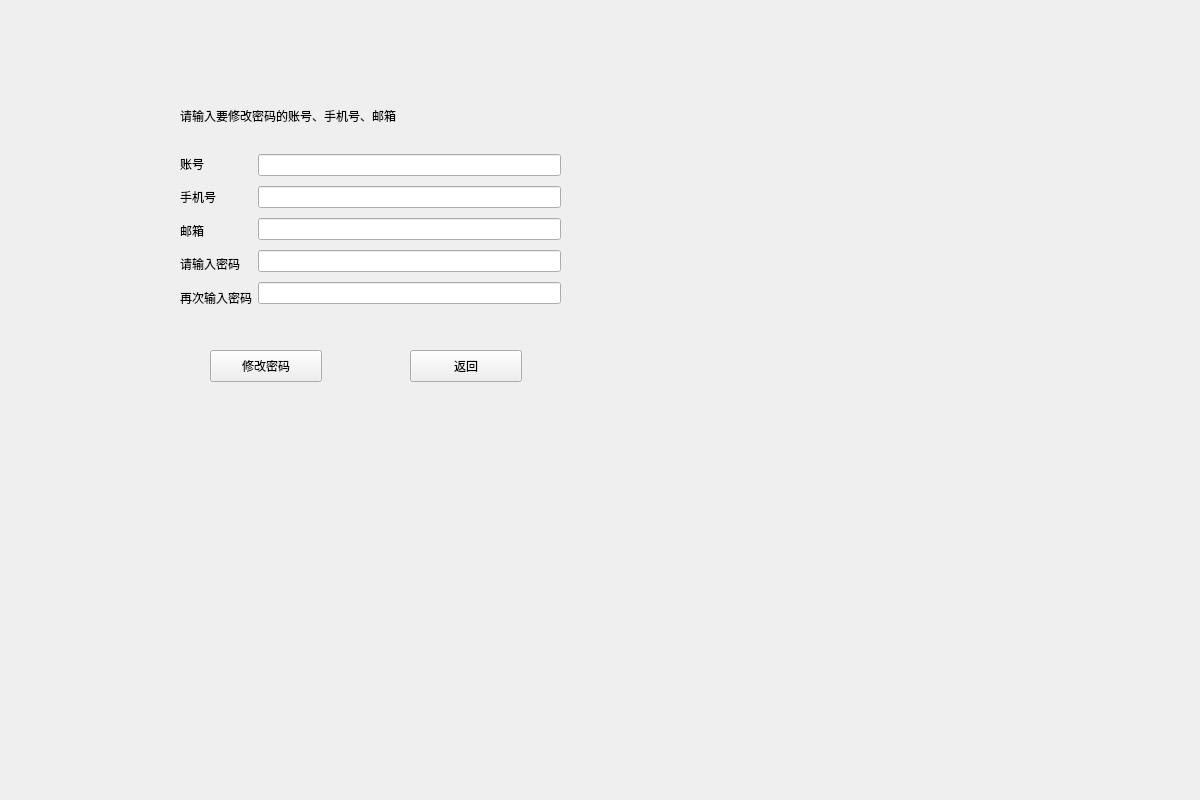
Above: mainmenu/changepassword.ui from emon100/typeing-elite-client before the change. Below: the same form after it.
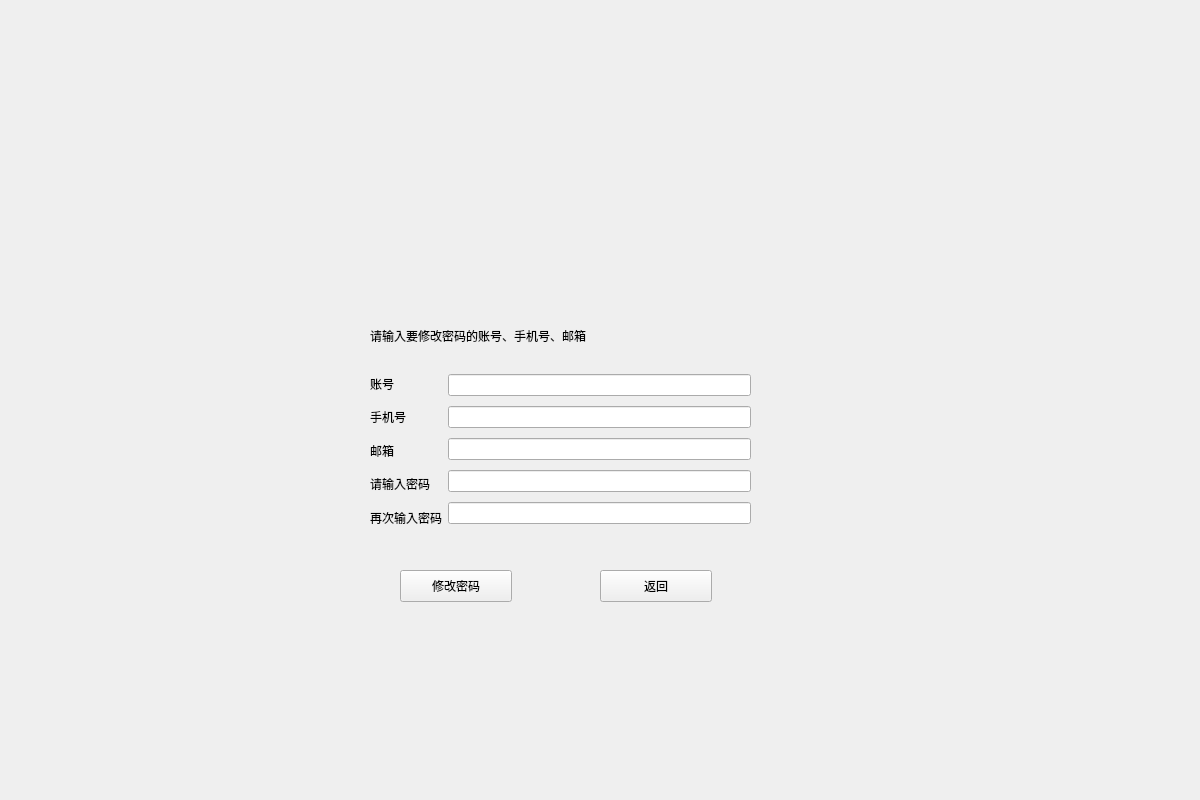
That is the form after the change.

Diff of the .ui file:
```diff
--- a/mainmenu/changepassword.ui
+++ b/mainmenu/changepassword.ui
@@ -16,9 +16,9 @@
   <widget class="QLabel" name="label">
    <property name="geometry">
     <rect>
-     <x>180</x>
-     <y>100</y>
-     <width>341</width>
+     <x>370</x>
+     <y>320</y>
+     <width>331</width>
      <height>31</height>
     </rect>
    </property>
@@ -29,8 +29,8 @@
   <widget class="QPushButton" name="ChangePushButton">
    <property name="geometry">
     <rect>
-     <x>210</x>
-     <y>350</y>
+     <x>400</x>
+     <y>570</y>
      <width>112</width>
      <height>32</height>
     </rect>
@@ -42,8 +42,8 @@
   <widget class="QPushButton" name="BackPushButton">
    <property name="geometry">
     <rect>
-     <x>410</x>
-     <y>350</y>
+     <x>600</x>
+     <y>570</y>
      <width>112</width>
      <height>32</height>
     </rect>
@@ -55,8 +55,8 @@
   <widget class="QWidget" name="layoutWidget">
    <property name="geometry">
     <rect>
-     <x>180</x>
-     <y>150</y>
+     <x>370</x>
+     <y>370</y>
      <width>381</width>
      <height>161</height>
     </rect>
```
